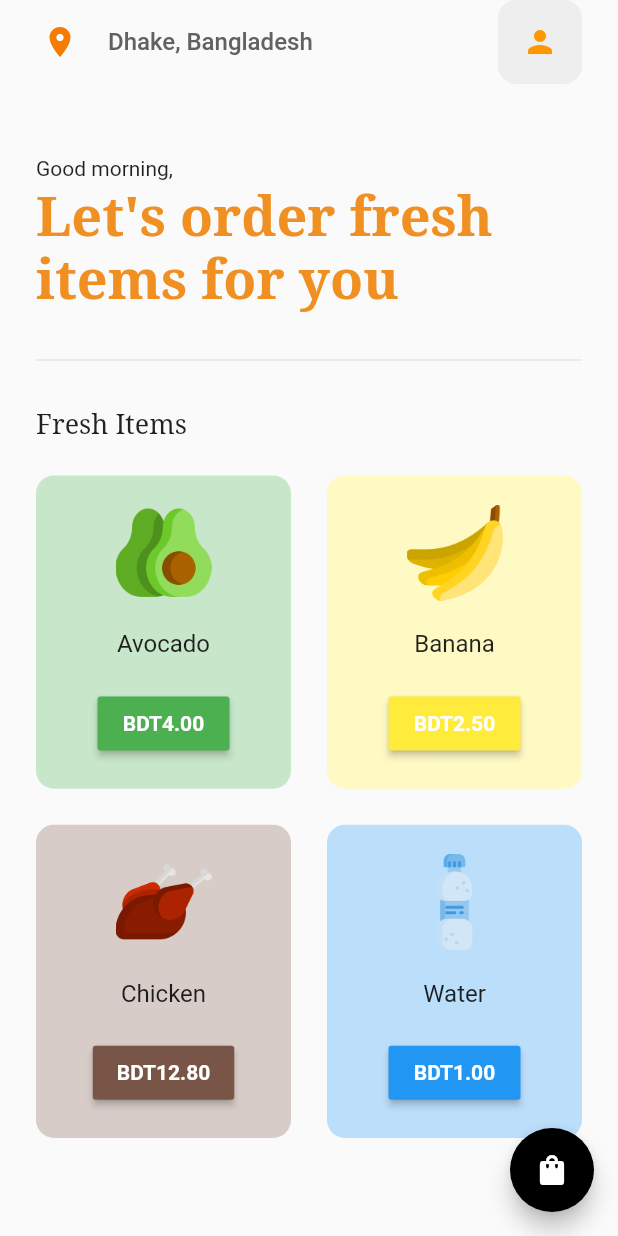
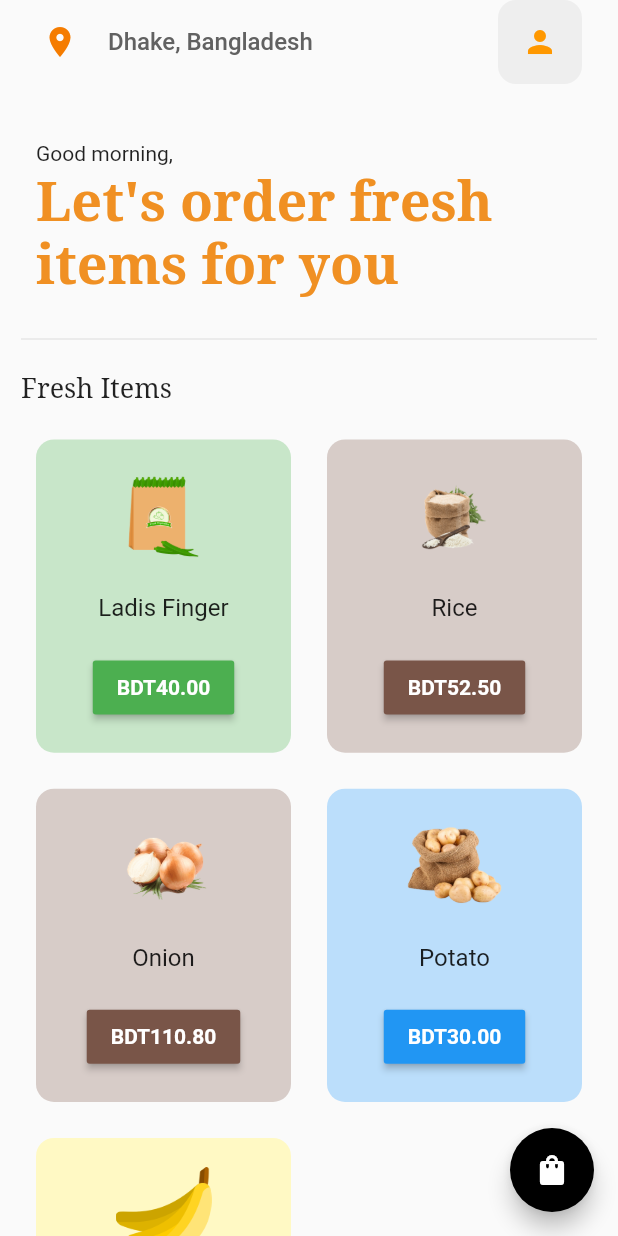
Before and after one commit to mrx-arafat/Smart-Kitchen-Grocery-Management-App, a Flutter app: the HomePage screen opened directly, on a phone screen of 412 x 824 dp. Run offline on Flutter 3.47's test engine with Material 2 defaults, Android fonts, the phone set to English and light mode, and no system bars; our stand-ins replace fl_chart, google_fonts.

Commit message:
page link

```diff
--- a/lib/model/cart_model.dart
+++ b/lib/model/cart_model.dart
@@ -4,10 +4,11 @@ class CartModel extends ChangeNotifier {
   // list of items on sale
   final List _shopItems = const [
     // [ itemName, itemPrice, imagePath, color ]
-    ["Avocado", "4.00", "lib/images/avocado.png", Colors.green],
-    ["Banana", "2.50", "lib/images/banana.png", Colors.yellow],
-    ["Chicken", "12.80", "lib/images/chicken.png", Colors.brown],
-    ["Water", "1.00", "lib/images/water.png", Colors.blue],
+    ["Ladis Finger", "40.00", "lib/images/ladis_finger.png", Colors.green],
+    ["Rice", "52.50", "lib/images/rice.png", Colors.brown],
+    ["Onion", "110.80", "lib/images/onion.png", Colors.brown],
+    ["Potato", "30.00", "lib/images/potato.png", Colors.blue],
+    ["Banana", "60.00", "lib/images/banana.png", Colors.yellow],
   ];
 
   // list of cart items
--- a/lib/pages/home_page.dart
+++ b/lib/pages/home_page.dart
@@ -1,5 +1,6 @@
 import 'package:flutter/material.dart';
 import 'package:google_fonts/google_fonts.dart';
+import 'package:groceryapp/userProfile.dart';
 import 'package:provider/provider.dart';
 import '../components/grocery_item_tile.dart';
 import '../model/cart_model.dart';
@@ -43,11 +44,19 @@ class _HomePageState extends State<HomePage> {
                   color: Colors.grey[200],
                   borderRadius: BorderRadius.circular(12),
                 ),
+                child: InkWell(
                   child: Icon(
                     Icons.person,
                     color: Colors.orange,
                   ),
-            ),
+                  onTap: () {
+                    Navigator.push(
+                        context,
+                        MaterialPageRoute(
+                          builder: (context) => UserProfile(),
+                        ));
+                  },
+                )),
           ),
         ],
       ),
@@ -66,7 +75,7 @@ class _HomePageState extends State<HomePage> {
       body: Column(
         crossAxisAlignment: CrossAxisAlignment.start,
         children: [
-          const SizedBox(height: 48),
+          const SizedBox(height: 38),
 
           // good morning bro
           const Padding(
@@ -90,18 +99,18 @@ class _HomePageState extends State<HomePage> {
             ),
           ),
 
-          const SizedBox(height: 24),
+          const SizedBox(height: 20),
 
           const Padding(
-            padding: EdgeInsets.symmetric(horizontal: 24.0),
+            padding: EdgeInsets.symmetric(horizontal: 14.0),
             child: Divider(),
           ),
 
-          const SizedBox(height: 24),
+          const SizedBox(height: 14),
 
           // categories -> horizontal listview
           Padding(
-            padding: const EdgeInsets.symmetric(horizontal: 24.0),
+            padding: const EdgeInsets.symmetric(horizontal: 14.0),
             child: Text(
               "Fresh Items",
               style: GoogleFonts.notoSerif(
```
Also changed, not shown: lib/userProfile.dart (+15 -6 lines), lib/images/ladis_finger.png (added), lib/images/onion.png (added), lib/images/potato.png (added), lib/images/rice.png (added). Lines whose indentation alone changed are shown as unchanged.
